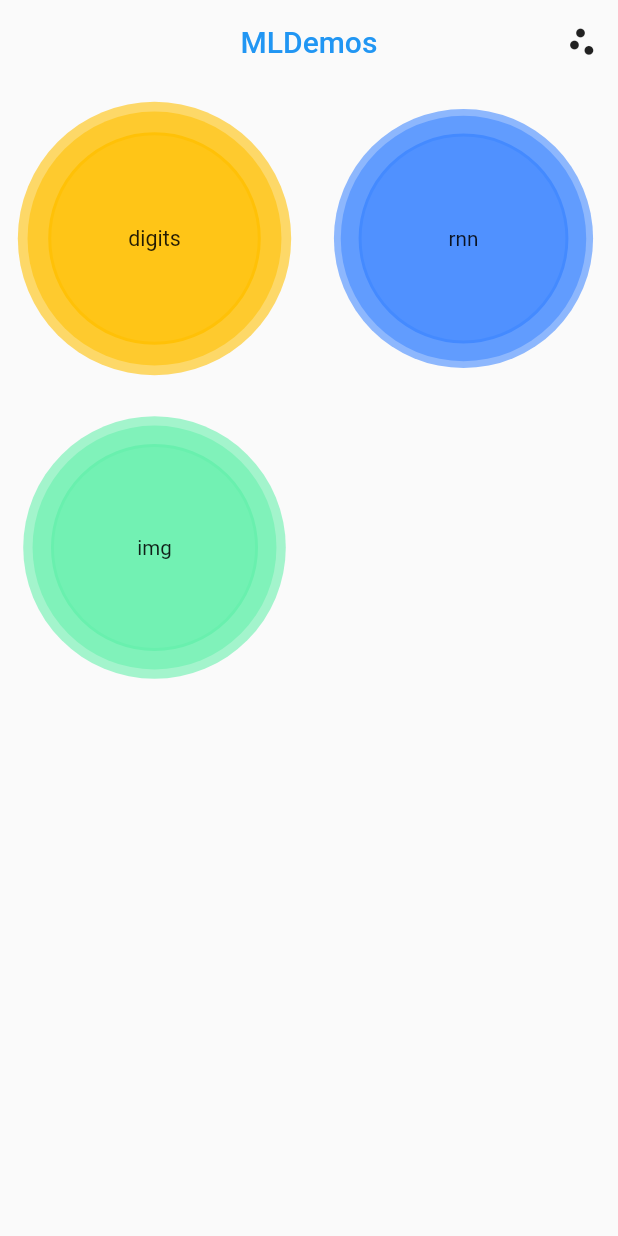
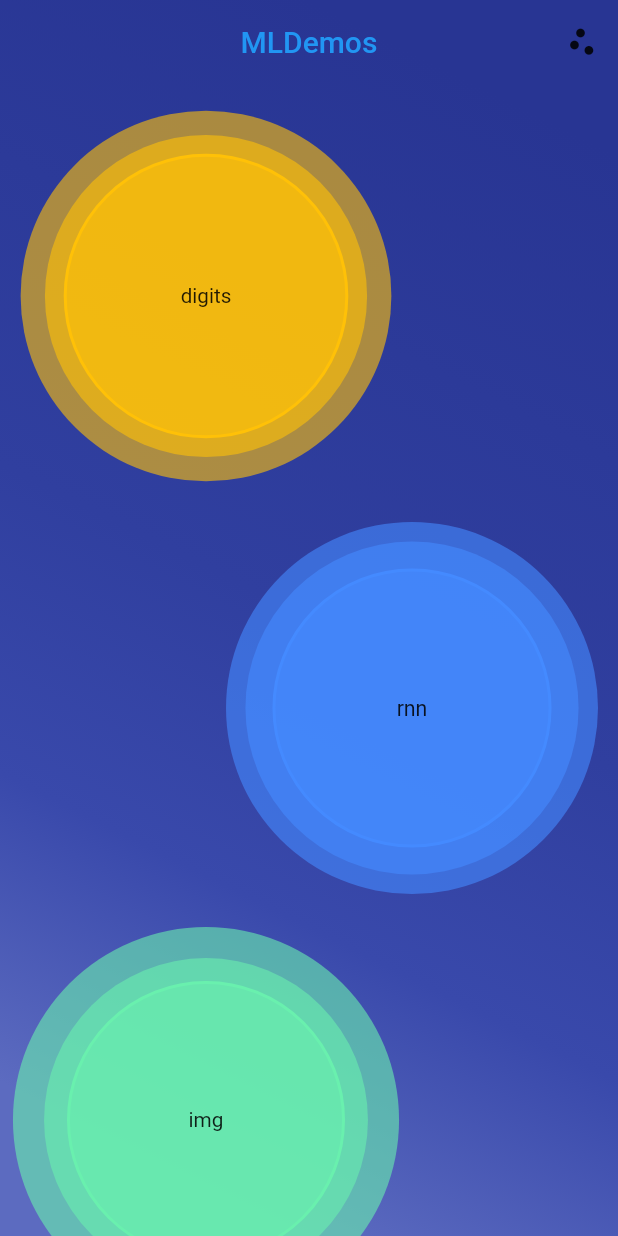
Before and after one commit to Eternali/mldemos, a Flutter app: the screen it shows after launch, on a phone screen of 412 x 824 dp. Run offline on Flutter 3.47's test engine with Material 2 defaults, Android fonts, the phone set to English and light mode, and no system bars; our stand-ins replace flutter_redux, redux.

Commit message:
working on home animation

```diff
--- a/lib/presentation/demo_button.dart
+++ b/lib/presentation/demo_button.dart
@@ -41,7 +41,7 @@ class DemoButtonState extends State<DemoButton> with SingleTickerProviderStateMi
   @override
   void initState() {
     super.initState();
-    _controller = AnimationController(duration: Duration(milliseconds: 1800), vsync: this)..repeat();
+    _controller = AnimationController(duration: Duration(milliseconds: 1900), vsync: this)..repeat();
   }
 
   @override
@@ -54,12 +54,13 @@ class DemoButtonState extends State<DemoButton> with SingleTickerProviderStateMi
   Widget build(BuildContext context) {
     final ThemeData theme = Theme.of(context);
 
-    return Stack(
+    return Container(
+      child: Stack(
         children: <Widget>[
           ScaleTransition(
-          scale: PulseTween(begin: 0.90, end: 0.96, delay: widget.animDelay + 0.12).animate(_controller),
+            scale: PulseTween(begin: 0.93, end: 0.98, delay: widget.animDelay).animate(_controller),
             child: Container(
-            margin: EdgeInsets.all(8.0),
+              margin: EdgeInsets.all(6.0),
               alignment: Alignment.center,
               decoration: BoxDecoration(
                 shape: BoxShape.circle,
@@ -68,9 +69,9 @@ class DemoButtonState extends State<DemoButton> with SingleTickerProviderStateMi
             ),
           ),
           ScaleTransition(
-          scale: PulseTween(begin: 0.97, end: 1.0, delay: widget.animDelay).animate(_controller),
+            scale: PulseTween(begin: 1.0, end: 0.96, delay: widget.animDelay * 1.2).animate(_controller),
             child: Container(
-            margin: EdgeInsets.all(32.0),
+              margin: EdgeInsets.all(42.0),
               alignment: Alignment.center,
               decoration: BoxDecoration(
                 shape: BoxShape.circle,
@@ -83,9 +84,9 @@ class DemoButtonState extends State<DemoButton> with SingleTickerProviderStateMi
             ),
           ),
           ScaleTransition(
-          scale: PulseTween(begin: 0.97, end: 1.02, delay: widget.animDelay + 0.06).animate(_controller),
+            scale: PulseTween(begin: 0.98, end: 1.02, delay: widget.animDelay * 1.4).animate(_controller),
             child: Container(
-            margin: EdgeInsets.all(20.0),
+              margin: EdgeInsets.all(28.0),
               alignment: Alignment.center,
               decoration: BoxDecoration(
                 shape: BoxShape.circle,
@@ -97,6 +98,7 @@ class DemoButtonState extends State<DemoButton> with SingleTickerProviderStateMi
             ),
           ),
         ],
+      ),
     );
   }
 
--- a/lib/presentation/home_screen.dart
+++ b/lib/presentation/home_screen.dart
@@ -1,11 +1,12 @@
 import 'package:flutter/material.dart';
+import 'package:flutter_staggered_grid_view/flutter_staggered_grid_view.dart';
 
 import 'package:mldemos/keys.dart';
 import 'package:mldemos/localizations.dart';
 import 'package:mldemos/containers/active_activity.dart';
 import 'package:mldemos/models/models.dart';
 
-class HomeScreen extends StatelessWidget {
+class HomeScreen extends StatefulWidget {
 
   final String title;
   final List<MenuChoice> overflow = [
@@ -24,21 +25,76 @@ class HomeScreen extends StatelessWidget {
   HomeScreen({ this.title }) : super(key: MLDemosKeys.homeScreen);
 
   @override
+  State<HomeScreen> createState() => HomeScreenState();
+
+}
+
+class HomeScreenState extends State<HomeScreen> with SingleTickerProviderStateMixin {
+
+  AnimationController _controller;
+
+  @override
+  void initState() {
+    super.initState();
+    _controller = AnimationController(duration: Duration(seconds: 5), vsync: this)..repeat();
+  }
+
+  @override
+  void dispose() {
+    _controller.dispose();
+    super.dispose();
+  }
+
+  @override
   Widget build(BuildContext context) {
     final locales = MLDemosLocalizations.of(context);
     final ThemeData theme = Theme.of(context);
     final baseButtons = demos.values.map((demo) => demo.button).toList();
+    final buttonIdxs = List.generate(baseButtons.length, (b) => b);
 
     return ActiveActivity(
       builder: (BuildContext context, String activeRoute) {
         return Scaffold(
-          appBar: AppBar(
+          body: Stack(
+            children: <Widget>[
+              Container(
+                decoration: BoxDecoration(
+                  gradient: new LinearGradient(
+                    begin: Alignment.topRight,
+                    end: Alignment.bottomLeft,
+                    stops: [0.1, 0.5, 0.7, 0.9],
+                    colors: [
+                      Colors.indigo[800],
+                      Colors.indigo[700],
+                      Colors.indigo[600],
+                      Colors.indigo[400],
+                    ],
+                  ),
+                ),
+              ),
+              StaggeredGridView.count(
+                padding: EdgeInsets.only(top: 60.0),
+                primary: false,
+                crossAxisCount: 3,
+                children: buttonIdxs.map((b) => [
+                  [ baseButtons[b]..withDelay((b / buttonIdxs.length) + 0.2) ],
+                  b % 2 == 0 ? [ Container(), Container() ] : null,
+                ].where((b) => b != null)).expand((b) => b.expand((s) => s)).toList(),
+                staggeredTiles: buttonIdxs.map((b) {
+                  const spacers = [
+                    const StaggeredTile.count(1, 2),
+                    const StaggeredTile.count(2, 2)
+                  ];
+                  return b % 2 == 0 ? spacers.reversed : spacers;
+                }).expand((s) => s).toList(),
+              ),
+              AppBar(
                 backgroundColor: Colors.transparent,
                 iconTheme: theme.iconTheme,
                 elevation: 0.0,
                 centerTitle: true,
                 title: Text(
-              title ?? locales.appTitle,
+                  widget.title ?? locales.appTitle,
                   style: TextStyle(
                     color: theme.primaryColor,
                   ),
@@ -49,7 +105,7 @@ class HomeScreen extends StatelessWidget {
                     onSelected: (MenuChoice choice) {
                       Navigator.of(context).pushNamed(choice.route);
                     },
-                itemBuilder: (BuildContext context) => overflow.map(
+                    itemBuilder: (BuildContext context) => widget.overflow.map(
                       (MenuChoice choice) => PopupMenuItem<MenuChoice>(
                         value: choice,
                         child: Row(
@@ -64,9 +120,7 @@ class HomeScreen extends StatelessWidget {
                   ),
                 ],
               ),
-          body: GridView.count(
-            crossAxisCount: 2,
-            children: baseButtons.map((btn) => btn..withDelay(baseButtons.indexOf(btn) / baseButtons.length)).toList(),
+            ]
           ),
         );
       }
--- a/pubspec.yaml
+++ b/pubspec.yaml
@@ -6,6 +6,7 @@ dependencies:
     sdk: flutter
   redux: ^3.0.0
   flutter_redux: ^0.5.2
+  flutter_staggered_grid_view: ^0.2.1
 
   cupertino_icons: ^0.1.0
 
```
Also changed, not shown: pubspec.lock. Lines whose indentation alone changed are shown as unchanged.
